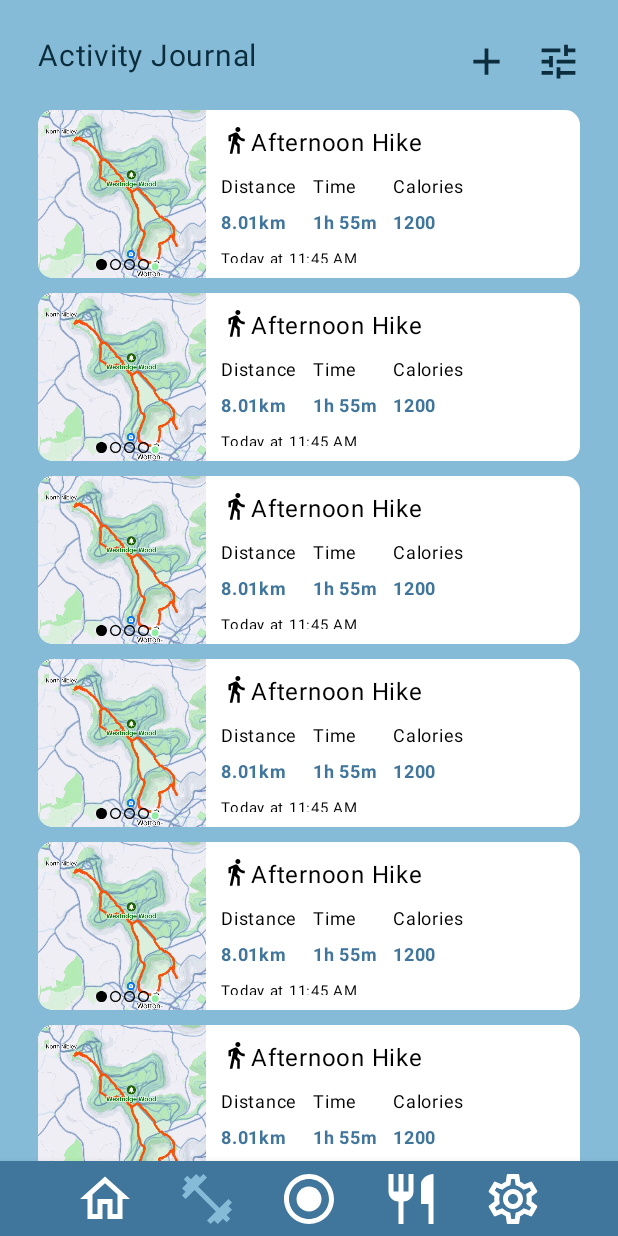
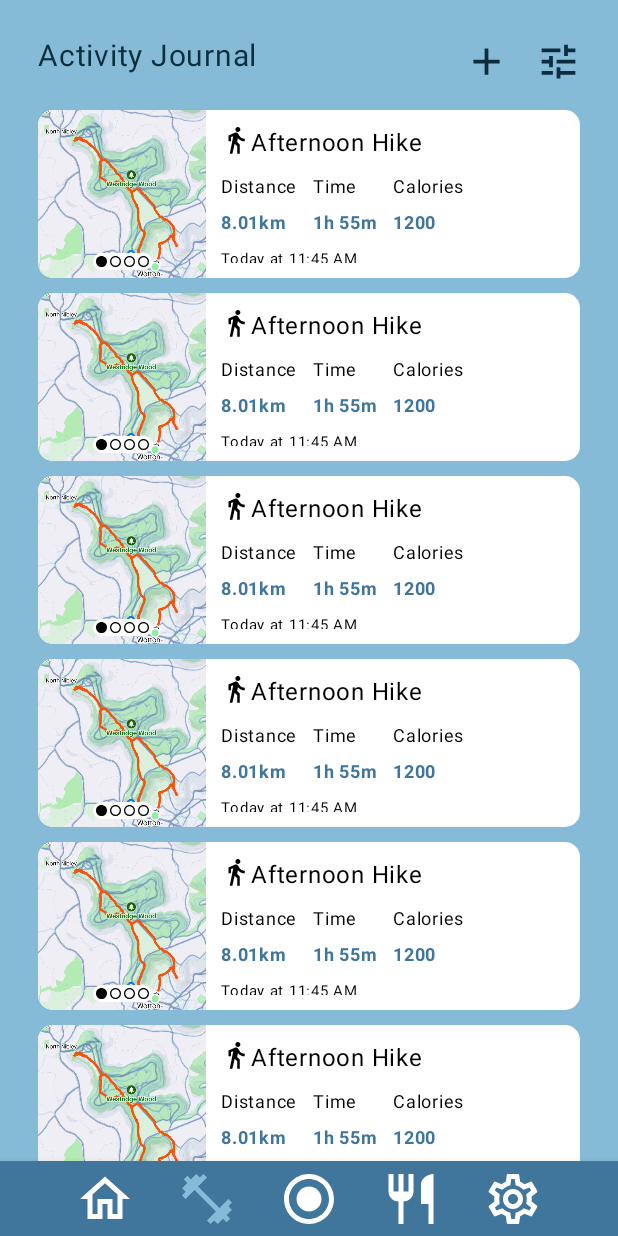
Before and after one commit to GeorgeWhittington/Fitness-App, an Android app built with Jetpack Compose: the screen it shows after launch (MainActivity), after a tap on "Activity Journal", on a phone screen of 412 x 824 dp. Run offline under Robolectric (Android 15) with nearby library versions, the phone set to English and light mode, and no system bars; our stand-ins replace Dagger/Hilt's generated code.

Commit message:
Made imagestepper component, added button to view images in full on manual activity entry form

```diff
--- a/app/src/main/java/com/foxden/fitnessapp/MainActivity.kt
+++ b/app/src/main/java/com/foxden/fitnessapp/MainActivity.kt
@@ -14,6 +14,7 @@ import androidx.navigation.compose.rememberNavController
 import com.foxden.fitnessapp.database.DBHelper
 import com.foxden.fitnessapp.ui.ActivityJournalScreen
 import com.foxden.fitnessapp.ui.ActivityRecordingScreen
+import com.foxden.fitnessapp.ui.AddManualActivityScreen
 import com.foxden.fitnessapp.ui.DBTestScreen
 import com.foxden.fitnessapp.ui.HomeScreen
 import com.foxden.fitnessapp.ui.SettingsScreen
@@ -30,6 +31,8 @@ object Routes {
     const val ACTIVITY_JOURNAL_SCREEN = "ActivityJournalScreen"
     const val ACTIVITY_RECORDING_SCREEN = "ActivityRecordingScreen"
     const val NUTRITION_TRACKING_SCREEN = "NutritionTrackingScreen"
+
+    const val ADD_ACTIVITY_FORM_SCREEN = "AddActivityFormScreen"
 
     const val PROFILE_SETTINGS_SCREEN = "ProfileSettingsScreen"
     const val DISPLAY_SETTINGS_SCREEN = "DisplaySettingsScreen"
@@ -65,6 +68,15 @@ class MainActivity : ComponentActivity() {
                     ) {
                         ActivityJournalScreen(navController)
                     }
+
+                    composable(
+                        Routes.ADD_ACTIVITY_FORM_SCREEN,
+                        enterTransition = {EnterTransition.None },
+                        exitTransition = { ExitTransition.None }
+                    ) {
+                        AddManualActivityScreen(navController)
+                    }
+
                     composable(
                         Routes.ACTIVITY_RECORDING_SCREEN,
                         enterTransition = { EnterTransition.None },
--- a/app/src/main/java/com/foxden/fitnessapp/ui/ActivityJournalScreen.kt
+++ b/app/src/main/java/com/foxden/fitnessapp/ui/ActivityJournalScreen.kt
@@ -1,6 +1,5 @@
 package com.foxden.fitnessapp.ui
 
-import android.annotation.SuppressLint
 import androidx.compose.foundation.layout.Arrangement
 import androidx.compose.foundation.layout.Column
 import androidx.compose.foundation.layout.Row
@@ -47,6 +46,7 @@ import androidx.compose.ui.unit.dp
 import androidx.compose.ui.unit.sp
 import androidx.navigation.NavController
 import androidx.navigation.compose.rememberNavController
+import com.foxden.fitnessapp.Routes.ADD_ACTIVITY_FORM_SCREEN
 import com.foxden.fitnessapp.ui.components.ActivityWidget
 import com.foxden.fitnessapp.ui.components.NavBar
 import com.foxden.fitnessapp.ui.theme.DarkBlue
@@ -85,7 +85,7 @@ fun ActivityJournalScreen(navigation: NavController) {
                     )
                     Row {
                         IconButton(
-                            onClick = { /*TODO*/ },
+                            onClick = { navigation.navigate(ADD_ACTIVITY_FORM_SCREEN) },
                             modifier = Modifier.offset(x = 9.dp, y = (-9).dp)
                         ) {
                             Icon(
@@ -226,8 +226,7 @@ fun BottomSheet(onDismiss: () -> Unit) {
                 updateSelection = {newSelection -> selectedFilter = newSelection }
             )
             Spacer(modifier = Modifier.size(10.dp))
-//          TODO: Apply button, which uses a callback to return the updated values to the main screen
-            Button(onClick = { /*TODO*/ }) {
+            Button(onClick = {/* TODO - use callback to return updated values to main screen */}) {
                 Text(text = "Apply", fontSize = 16.sp)
             }
         }
--- a/app/src/main/java/com/foxden/fitnessapp/ui/ActivityRecordingScreen.kt
+++ b/app/src/main/java/com/foxden/fitnessapp/ui/ActivityRecordingScreen.kt
@@ -1,6 +1,5 @@
 package com.foxden.fitnessapp.ui
 
-import android.annotation.SuppressLint
 import android.content.Intent
 import android.os.Build
 import android.provider.Settings
@@ -227,7 +226,7 @@ fun ActivityRecordingScreen(navigation: NavController, locationViewModel: Locati
                     contentAlignment = Alignment.Center
                 ) {
                     IconButton(
-                        onClick = { /*TODO*/ },
+                        onClick = { /* TODO - open correct activity recording screen for whichever type is selected */ },
                         modifier = Modifier
                             .background(MidBlue, CircleShape)
                             .size(65.dp)
@@ -271,8 +270,6 @@ fun RevokedPermsMap(selectedActivity: ActivityType?) {
             .padding(15.dp),
         verticalArrangement = Arrangement.SpaceBetween
     ) {
-        // TODO: probably specify the activity type currently selected, and change behaviour based
-        // on if that activity actually *needs* gps
         if (selectedActivity != null) {
             Text("Location permissions are required to track ${selectedActivity.name}")
         } else {
--- a/app/src/main/java/com/foxden/fitnessapp/ui/components/ActivityWidget.kt
+++ b/app/src/main/java/com/foxden/fitnessapp/ui/components/ActivityWidget.kt
@@ -49,31 +49,10 @@ fun ActivitySlideshow(modifier: Modifier, images: List<SlideshowImage>) {
             painter = images[imageIndex].image,
             contentDescription = images[imageIndex].imageDescription
         )
-        // Only render steppers if there are multiple images
-        if (numImages != 0) {
-            Row(modifier = Modifier
-                .align(Alignment.BottomCenter)
-                .padding(bottom = 5.dp)
-            ) {
-                images.forEachIndexed { index, _ ->
-                    if (index == imageIndex) {
-                        Icon(
-                            painterResource(R.drawable.filled_circle), contentDescription = null,
-                            modifier = Modifier.size(7.dp)
-                        )
-                    } else {
-                        Icon(
-                            painterResource(R.drawable.stroked_circle), contentDescription = null,
-                            modifier = Modifier.size(7.dp)
-                        )
-                    }
-                    // Don't add a spacer if this is the last stepper!
-                    if (index != numImages) {
-                        Spacer(modifier = Modifier.size(2.dp))
-                    }
-                }
-            }
-        }
+        ImageSteppers(
+            numImages = numImages + 1, selectedImage = imageIndex,
+            modifier = Modifier.align(Alignment.BottomCenter).padding(bottom = 5.dp)
+        )
     }
 }
 
--- /dev/null
+++ b/app/src/main/java/com/foxden/fitnessapp/ui/components/ImageSteppers.kt
@@ -0,0 +1,49 @@
+package com.foxden.fitnessapp.ui.components
+
+import androidx.compose.foundation.background
+import androidx.compose.foundation.layout.Row
+import androidx.compose.foundation.layout.Spacer
+import androidx.compose.foundation.layout.padding
+import androidx.compose.foundation.layout.size
+import androidx.compose.foundation.shape.RoundedCornerShape
+import androidx.compose.material3.Icon
+import androidx.compose.runtime.Composable
+import androidx.compose.ui.Modifier
+import androidx.compose.ui.graphics.Color
+import androidx.compose.ui.res.painterResource
+import androidx.compose.ui.unit.dp
+import com.foxden.fitnessapp.R
+
+/**
+ * Component that displays circular steppers for an image slideshow, so that the user
+ * knows the total number of images, and where in the slideshow they are
+ * @param numImages The number of images
+ * @param selectedImage Which image is currently selected
+ * @param modifier Modifier that controls where the stepper is aligned
+ */
+@Composable
+fun ImageSteppers(numImages: Int, selectedImage: Int, modifier: Modifier) {
+    if (numImages <= 1) {
+        return
+    }
+
+    Row(modifier = modifier.background(Color.White, RoundedCornerShape(20.dp)).padding(2.dp)) {
+        for (index in 0..(numImages - 1)) {
+            if (index == selectedImage) {
+                Icon(
+                    painterResource(R.drawable.filled_circle), null,
+                    modifier = Modifier.size(7.dp)
+                )
+            } else {
+                Icon(
+                    painterResource(R.drawable.stroked_circle), null,
+                    modifier = Modifier.size(7.dp)
+                )
+            }
+            // Don't add a spacer if this is the last stepper!
+            if (index != numImages - 1) {
+                Spacer(modifier = Modifier.size(2.dp))
+            }
+        }
+    }
+}
```
Also changed, not shown: app/src/main/java/com/foxden/fitnessapp/ui/AddManualActivityScreen.kt (+77 -15 lines).
